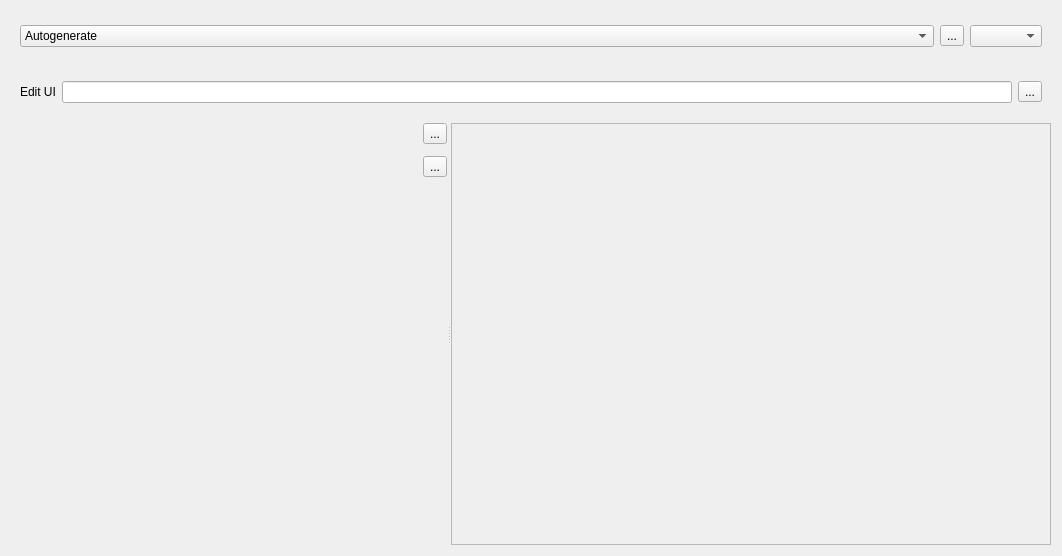
This is src/ui/qgsattributesformproperties.ui in qgis/QGIS as Qt 5 draws it before an edit. The edited form follows.
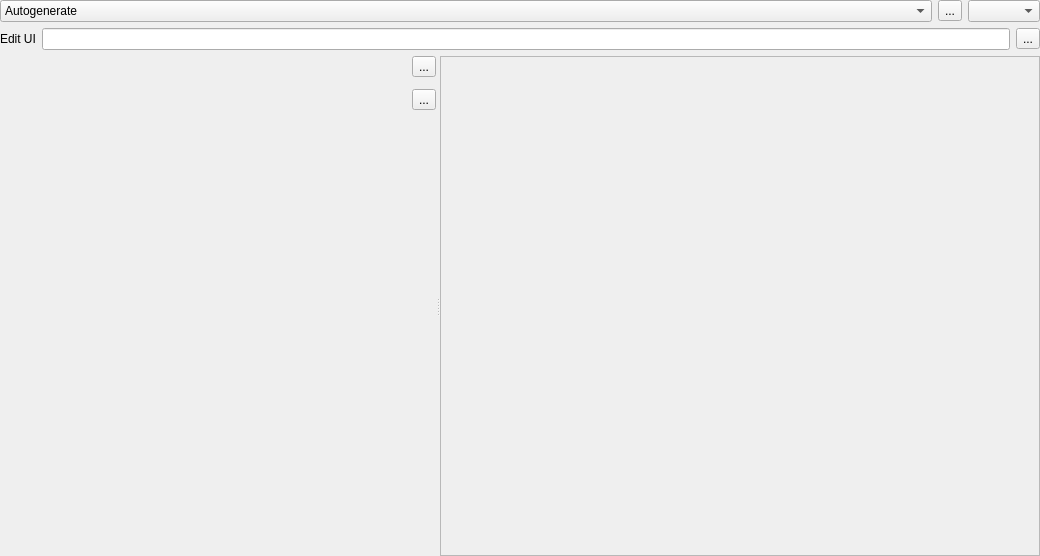
This is the edited form. Icons and pictures are not drawn.

Commit message:
Fix issues in vector layers properties dialog
- remove frames from new pages
- fix cramped widgets on hidpi screens
- fix broken aux storage layout
- standardise margins across pages

```diff
--- a/src/ui/qgsattributesformproperties.ui
+++ b/src/ui/qgsattributesformproperties.ui
@@ -13,18 +13,42 @@
   <property name="windowTitle">
    <string>Form</string>
   </property>
-  <layout class="QGridLayout" name="gridLayout">
+  <layout class="QGridLayout" name="gridLayout" rowstretch="0,0,1">
+   <property name="leftMargin">
+    <number>0</number>
+   </property>
+   <property name="topMargin">
+    <number>0</number>
+   </property>
+   <property name="rightMargin">
+    <number>0</number>
+   </property>
+   <property name="bottomMargin">
+    <number>0</number>
+   </property>
    <item row="0" column="0">
     <widget class="QWidget" name="widget_2" native="true">
-     <property name="maximumSize">
-      <size>
-       <width>16777215</width>
-       <height>50</height>
-      </size>
-     </property>
      <layout class="QHBoxLayout" name="horizontalLayout">
+      <property name="leftMargin">
+       <number>0</number>
+      </property>
+      <property name="topMargin">
+       <number>0</number>
+      </property>
+      <property name="rightMargin">
+       <number>0</number>
+      </property>
+      <property name="bottomMargin">
+       <number>0</number>
+      </property>
       <item>
        <widget class="QComboBox" name="mEditorLayoutComboBox">
+        <property name="sizePolicy">
+         <sizepolicy hsizetype="Preferred" vsizetype="Fixed">
+          <horstretch>0</horstretch>
+          <verstretch>0</verstretch>
+         </sizepolicy>
+        </property>
         <item>
          <property name="text">
           <string>Autogenerate</string>
@@ -72,13 +96,19 @@
    </item>
    <item row="1" column="0">
     <widget class="QWidget" name="mUiFileFrame" native="true">
-     <property name="maximumSize">
-      <size>
-       <width>16777215</width>
-       <height>50</height>
-      </size>
-     </property>
      <layout class="QHBoxLayout" name="horizontalLayout_2">
+      <property name="leftMargin">
+       <number>0</number>
+      </property>
+      <property name="topMargin">
+       <number>0</number>
+      </property>
+      <property name="rightMargin">
+       <number>0</number>
+      </property>
+      <property name="bottomMargin">
+       <number>0</number>
+      </property>
       <item>
        <widget class="QLabel" name="label_2">
         <property name="text">
@@ -106,6 +136,18 @@
      </property>
      <widget class="QWidget" name="widget" native="true">
       <layout class="QGridLayout" name="gridLayout_3">
+       <property name="leftMargin">
+        <number>0</number>
+       </property>
+       <property name="topMargin">
+        <number>0</number>
+       </property>
+       <property name="rightMargin">
+        <number>0</number>
+       </property>
+       <property name="bottomMargin">
+        <number>0</number>
+       </property>
        <item row="0" column="2">
         <widget class="QToolButton" name="mAddTabOrGroupButton">
          <property name="text">
```
The commit also changes 3 other files.
